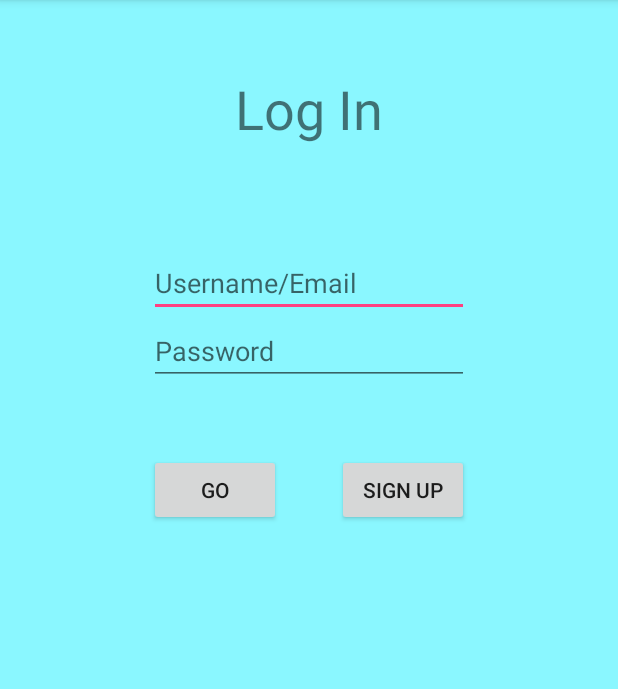
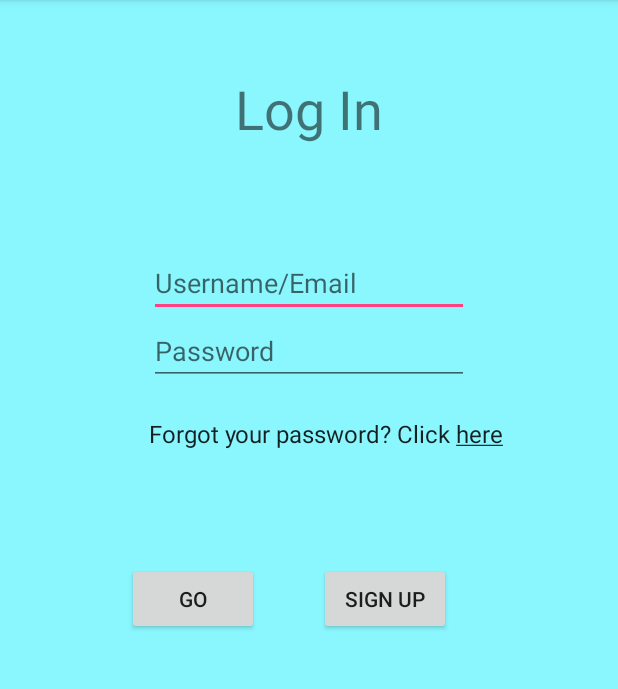
Before and after one commit to Mental1993/RPGo, an Android app: the screen it shows after launch (MainActivity), on a phone screen of 412 x 824 dp, the part 84-773 px from its top. Run offline under Robolectric (Android 15) with nearby library versions, the phone set to English and light mode, and no system bars.

Commit message:
Forgot password
1. Created function "user_exists" which checks if a user exists in the
database provided the username and email.
2. Created "Forgot_password" activity and the corresponding UI.
3. Created the forgot password logic. Where the user types his username
and email. If they are correct, an email is sent with his password.
!MISSING! - Currently the user is promt to open his email app. This will
be depricated in a later version.

```diff
--- a/RPGo/app/src/main/AndroidManifest.xml
+++ b/RPGo/app/src/main/AndroidManifest.xml
@@ -37,8 +37,9 @@
             android:label="Scanner"
             android:theme="@style/AppTheme.NoActionBar" />
         <activity android:name=".Buttons" />
-        <activity android:name=".grifos1"></activity>
-        <activity android:name=".grifos2"></activity>
+        <activity android:name=".grifos1" />
+        <activity android:name=".grifos2" />
+        <activity android:name=".Forgot_password"></activity>
     </application>
 
 </manifest>
--- a/RPGo/app/src/main/java/com/example/mental/rpgo/MainActivity.java
+++ b/RPGo/app/src/main/java/com/example/mental/rpgo/MainActivity.java
@@ -9,10 +9,12 @@ import android.util.Log;
 import android.view.View;
 import android.widget.Button;
 import android.widget.EditText;
+import android.widget.TextView;
 import android.widget.Toast;
 
 public class MainActivity extends AppCompatActivity {
     EditText ETuser,ETpwd;
+    TextView TV_pwdforgot;
     Button btnLogIn, btnSignUp;
     DatabaseHelper mydb;
     String player_Id="0";
@@ -29,6 +31,7 @@ public class MainActivity extends AppCompatActivity {
         ETpwd = (EditText) findViewById(R.id.pwd);
         btnLogIn = (Button) findViewById(R.id.btnLogIn);
         btnSignUp = (Button) findViewById(R.id.btnSignUp);
+        TV_pwdforgot = (TextView) findViewById(R.id.TV_pwdforgot);
         gl = new Global();
         btnLogIn.setOnClickListener(new View.OnClickListener() {
             @Override
@@ -72,6 +75,16 @@ public class MainActivity extends AppCompatActivity {
             }
         });
 
+        TV_pwdforgot.setOnClickListener(new View.OnClickListener() {
+            @Override
+            public void onClick(View v) {
+                Intent intent = new Intent(MainActivity.this, Forgot_password.class);
+                startActivity(intent);
+            }
+        });
+
+
+
     }
 
     private Boolean exit = false;
--- a/RPGo/app/src/main/res/layout/content_main.xml
+++ b/RPGo/app/src/main/res/layout/content_main.xml
@@ -23,24 +23,6 @@
         android:layout_centerHorizontal="true"
         android:paddingBottom="30dp"/>
 
-    <Button
-        android:layout_width="wrap_content"
-        android:layout_height="wrap_content"
-        android:text="Sign Up"
-        android:id="@+id/btnSignUp"
-        android:layout_below="@+id/pwd"
-        android:layout_alignEnd="@+id/pwd"
-        android:layout_marginTop="46dp" />
-
-    <Button
-        android:layout_width="wrap_content"
-        android:layout_height="wrap_content"
-        android:text="GO"
-        android:id="@+id/btnLogIn"
-        android:layout_alignBaseline="@+id/btnSignUp"
-        android:layout_alignBottom="@+id/btnSignUp"
-        android:layout_alignStart="@+id/pwd" />
-
     <EditText
         android:layout_width="wrap_content"
         android:layout_height="wrap_content"
@@ -62,4 +44,36 @@
         android:layout_below="@+id/usr"
         android:layout_alignStart="@+id/usr" />
 
+    <TextView
+        android:text="@string/TV_forgot_password"
+        android:layout_width="wrap_content"
+        android:layout_height="wrap_content"
+        android:id="@+id/TV_pwdforgot"
+        android:textSize="16sp"
+        android:layout_below="@+id/pwd"
+        android:layout_alignStart="@+id/pwd"
+        android:layout_marginTop="21dp"
+        android:clickable="true"
+        android:textColor="?attr/editTextColor" />
+
+    <Button
+        android:layout_width="wrap_content"
+        android:layout_height="wrap_content"
+        android:text="Sign Up"
+        android:id="@+id/btnSignUp"
+        android:layout_marginEnd="12dp"
+        android:layout_below="@+id/TV_pwdforgot"
+        android:layout_alignEnd="@+id/pwd"
+        android:layout_marginTop="75dp" />
+
+    <Button
+        android:layout_width="wrap_content"
+        android:layout_height="wrap_content"
+        android:text="GO"
+        android:id="@+id/btnLogIn"
+        android:layout_marginEnd="40dp"
+        android:layout_alignBaseline="@+id/btnSignUp"
+        android:layout_alignBottom="@+id/btnSignUp"
+        android:layout_toStartOf="@+id/btnSignUp" />
+
 </RelativeLayout>
--- a/RPGo/app/src/main/res/values/strings.xml
+++ b/RPGo/app/src/main/res/values/strings.xml
@@ -4,4 +4,5 @@
     <string name="title_activity_map">map</string>
     <string name="title_activity_user_sign_up">userSignUp</string>
     <string name="grifos2_p2">A box appears in front of you</string>
+    <string name="TV_forgot_password">Forgot your password? Click <u>here</u></string>
 </resources>
```
Also changed, not shown: RPGo/app/src/main/java/com/example/mental/rpgo/DatabaseHelper.java (+9 -0 lines), RPGo/app/src/main/java/com/example/mental/rpgo/Forgot_password.java (added, +57 -0 lines), RPGo/app/src/main/res/layout/activity_forgot_password.xml (added, +64 -0 lines).
